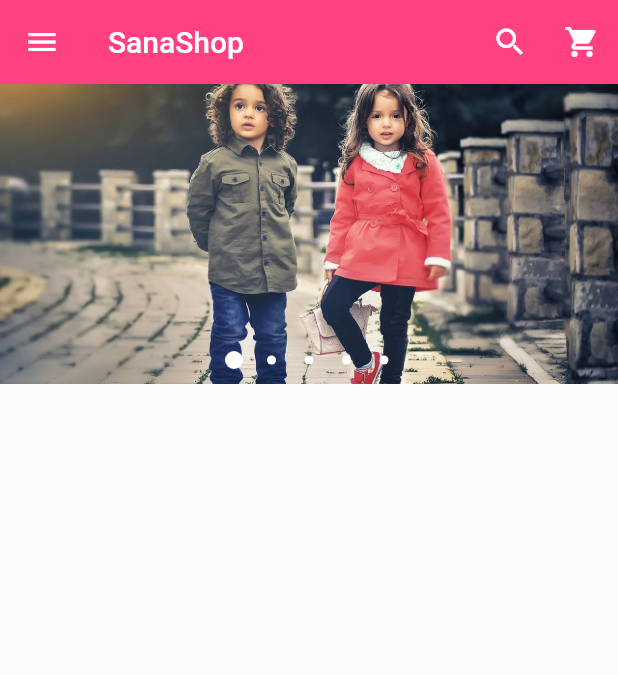
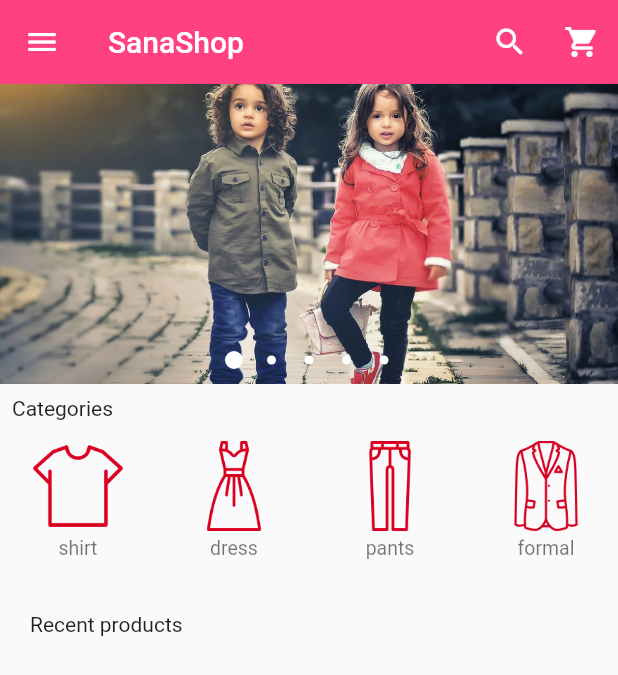
Before and after one commit to Sanaebadi97/Online-Fashion-Store, a Flutter app: the screen it shows after launch, on a phone screen of 412 x 824 dp. Shown: the top 675 px of the screen. Run offline on Flutter 3.47's test engine with Material 2 defaults, Android fonts, the phone set to English and light mode, and no system bars; drawn by our look-alikes of carousel_pro.

Commit message:
The Category List Be OK

```diff
--- /dev/null
+++ b/lib/componets/horizontal_listview.dart
@@ -0,0 +1,82 @@
+import 'package:flutter/material.dart';
+
+class HorizontalList extends StatelessWidget {
+  @override
+  Widget build(BuildContext context) {
+    // TODO: implement build
+    return Container(
+      height: 100,
+      child: ListView(
+        scrollDirection: Axis.horizontal,
+        children: <Widget>[
+          Category(
+            image_location: 'images/categories/tshirt.png',
+            image_caption: 'shirt',
+          ),
+          Category(
+            image_location: 'images/categories/dress.png',
+            image_caption: 'dress',
+          ),
+          Category(
+            image_location: 'images/categories/jeans.png',
+            image_caption: 'pants',
+          ),
+          Category(
+            image_location: 'images/categories/formal.png',
+            image_caption: 'formal',
+          ),
+          Category(
+            image_location: 'images/categories/informal.png',
+            image_caption: 'informal',
+          ),
+          Category(
+            image_location: 'images/categories/accessories.png',
+            image_caption: 'accessories',
+          ),
+          Category(
+            image_location: 'images/categories/shoe.png',
+            image_caption: 'shoe',
+          ),
+        ],
+      ),
+    );
+  }
+}
+
+class Category extends StatelessWidget {
+  final String image_location;
+  final String image_caption;
+
+  const Category({this.image_location, this.image_caption});
+
+  @override
+  Widget build(BuildContext context) {
+    // TODO: implement build
+    return Padding(
+      padding: const EdgeInsets.all(2),
+      child: InkWell(
+        onTap: () {},
+        child: Container(
+          width: 100,
+          child: ListTile(
+            title: Image.asset(
+              image_location,
+              width: 70,
+              height: 60,
+            ),
+            subtitle: Padding(
+              padding: const EdgeInsets.all(4.0),
+              child: Container(
+                alignment: Alignment.topCenter,
+                child: Text(
+                  image_caption,
+                  style: TextStyle(fontSize: 13, fontWeight: FontWeight.normal),
+                ),
+              ),
+            ),
+          ),
+        ),
+      ),
+    );
+  }
+}
--- a/lib/main.dart
+++ b/lib/main.dart
@@ -1,6 +1,9 @@
 import 'package:carousel_pro/carousel_pro.dart';
 import 'package:flutter/material.dart';
 import 'package:flutter/services.dart';
+
+/*my own imports*/
+import 'package:flutter_wp/componets/horizontal_listview.dart';
 
 void main() {
   SystemChrome.setSystemUIOverlayStyle(SystemUiOverlayStyle(
@@ -33,7 +36,6 @@ class _HomePageState extends State<HomePage> {
           AssetImage('images/pic4.jpeg'),
           AssetImage('images/pic5.jpeg'),
           AssetImage('images/pic6.jpeg'),
-
         ],
         autoplay: true,
         dotSize: 6,
@@ -162,7 +164,23 @@ class _HomePageState extends State<HomePage> {
         ),
       ),
       body: new ListView(
-        children: <Widget>[image_carousel],
+        children: <Widget>[
+          //image carousel begins here
+          image_carousel,
+
+          //Padding widget
+          Padding(
+            padding: const EdgeInsets.all(8),
+            child: Text('Categories'),
+          ),
+          //Horizontal list view begins here
+          HorizontalList(),
+          //padding widget
+          Padding(
+            padding: const EdgeInsets.all(20),
+            child: Text('Recent products'),
+          ),
+        ],
       ),
     );
   }
```
Also changed, not shown: pubspec.yaml (+9 -0 lines), images/categories/accessories.png (renamed from images/cats/accessories.png), images/categories/dress.png (renamed from images/cats/dress.png), images/categories/formal.png (renamed from images/cats/formal.png), images/categories/informal.png (renamed from images/cats/informal.png), images/categories/jeans.png (renamed from images/cats/jeans.png), images/categories/shoe.png (renamed from images/cats/shoe.png), images/categories/tshirt.png (renamed from images/cats/tshirt.png).
